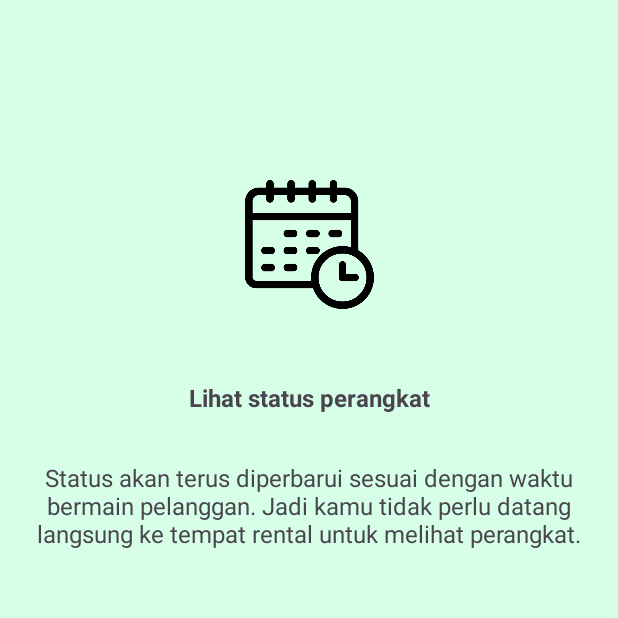
After one commit to Dorgan-dev/mrs-tango, an Android app: the fragment Tutorial2Fragment shown on its own in the app's theme, on a phone screen of 412 x 824 dp, the top half of it. The commit adds this screen. Run offline under Robolectric (Android 15) with nearby library versions, the phone set to English and light mode, and no system bars.

Commit message:
Penambahan activity tutorial 1-3

```diff
--- a/app/build.gradle.kts
+++ b/app/build.gradle.kts
@@ -44,4 +44,7 @@ dependencies {
     androidTestImplementation(libs.androidx.espresso.core)
     androidTestImplementation(libs.androidx.junit)
     implementation("androidx.cardview:cardview:1.0.0")
+
+    implementation("com.tbuonomo:dotsindicator:5.1.0")
+
 }
--- a/app/src/main/AndroidManifest.xml
+++ b/app/src/main/AndroidManifest.xml
@@ -56,6 +56,10 @@
             android:name=".VerivicationActivity"
             android:exported="false"
             android:windowSoftInputMode="adjustResize" />
+        <activity
+            android:name=".Schedule.Tutorial.TutorialMessageActivity"
+            android:exported="false"
+            android:windowSoftInputMode="adjustResize" />
     </application>
 
 </manifest>
--- /dev/null
+++ b/app/src/main/java/com/example/mrs_tango/Schedule/Tutorial/Tutorial2Fragment.kt
@@ -0,0 +1,19 @@
+package com.example.mrs_tango.Schedule.Tutorial
+
+import android.os.Bundle
+import androidx.fragment.app.Fragment
+import android.view.LayoutInflater
+import android.view.View
+import android.view.ViewGroup
+import com.example.mrs_tango.R
+
+class Tutorial2Fragment : Fragment() {
+
+    override fun onCreateView(
+        inflater: LayoutInflater, container: ViewGroup?,
+        savedInstanceState: Bundle?
+    ): View? {
+        // Inflate the layout for this fragment
+        return inflater.inflate(R.layout.fragment_tutorial2, container, false)
+    }
+}
--- /dev/null
+++ b/app/src/main/res/layout/fragment_tutorial2.xml
@@ -0,0 +1,46 @@
+<?xml version="1.0" encoding="utf-8"?>
+<androidx.constraintlayout.widget.ConstraintLayout xmlns:android="http://schemas.android.com/apk/res/android"
+    xmlns:app="http://schemas.android.com/apk/res-auto"
+    xmlns:tools="http://schemas.android.com/tools"
+    android:layout_width="match_parent"
+    android:layout_height="match_parent"
+    android:background="@color/light_green"
+    tools:context=".Schedule.Tutorial.Tutorial2Fragment">
+
+    <ImageView
+        android:id="@+id/imageView4"
+        android:layout_width="131dp"
+        android:layout_height="86dp"
+        android:layout_marginTop="120dp"
+        android:src="@drawable/ic_schedule"
+        app:layout_constraintEnd_toEndOf="parent"
+        app:layout_constraintStart_toStartOf="parent"
+        app:layout_constraintTop_toTopOf="parent" />
+
+    <TextView
+        android:id="@+id/textView4"
+        android:layout_width="230dp"
+        android:layout_height="25dp"
+        android:layout_marginTop="48dp"
+        android:text="Lihat status perangkat"
+        android:textAlignment="center"
+        android:textSize="16dp"
+        android:textStyle="bold"
+        app:layout_constraintEnd_toEndOf="parent"
+        app:layout_constraintStart_toStartOf="parent"
+        app:layout_constraintTop_toBottomOf="@+id/imageView4" />
+
+    <TextView
+        android:id="@+id/textView3"
+        android:layout_width="match_parent"
+        android:layout_height="60dp"
+        android:layout_marginTop="28dp"
+        android:text="Status akan terus diperbarui sesuai dengan waktu bermain pelanggan. Jadi kamu tidak perlu datang langsung ke tempat rental untuk melihat perangkat."
+        android:textAlignment="center"
+        android:textSize="16dp"
+        app:layout_constraintEnd_toEndOf="parent"
+        app:layout_constraintHorizontal_bias="0.497"
+        app:layout_constraintStart_toStartOf="parent"
+        app:layout_constraintTop_toBottomOf="@+id/textView4" />
+
+</androidx.constraintlayout.widget.ConstraintLayout>
--- a/app/src/main/res/values/colors.xml
+++ b/app/src/main/res/values/colors.xml
@@ -7,4 +7,5 @@
     <color name="light_blue">#B7DFFB</color>
     <color name="blue_100">#1093f1</color>
     <color name="light_red">#FF687B</color>
+    <color name="abu_gelap">#D0232323</color>
 </resources>
```
Also changed, not shown: app/src/main/java/com/example/mrs_tango/Schedule/Tutorial/Tutorial1Fragment.kt (added, +60 -0 lines), app/src/main/java/com/example/mrs_tango/Schedule/Tutorial/Tutorial3Fragment.kt (added, +19 -0 lines), app/src/main/java/com/example/mrs_tango/Schedule/Tutorial/TutorialFragmentAdapter.kt (added, +22 -0 lines), app/src/main/java/com/example/mrs_tango/Schedule/Tutorial/TutorialMessageActivity.kt (added, +33 -0 lines), app/src/main/res/layout/activity_tutorial_message.xml (added, +32 -0 lines), app/src/main/res/layout/fragment_tutorial1.xml (added, +46 -0 lines), app/src/main/res/layout/fragment_tutorial3.xml (added, +46 -0 lines), app/src/main/res/layout/fragment_tutorial_adapter.xml (added, +14 -0 lines), app/src/main/res/layout/fragment_tutorial_message_activity.xml (added, +14 -0 lines).
